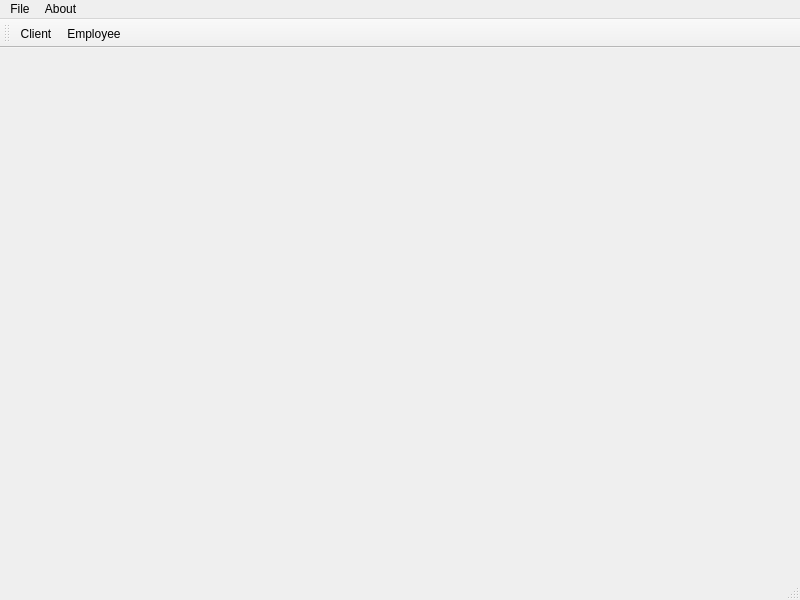
Above: mainwindow.ui from mariedegen/QtProject before the change. Below: the same form after it.
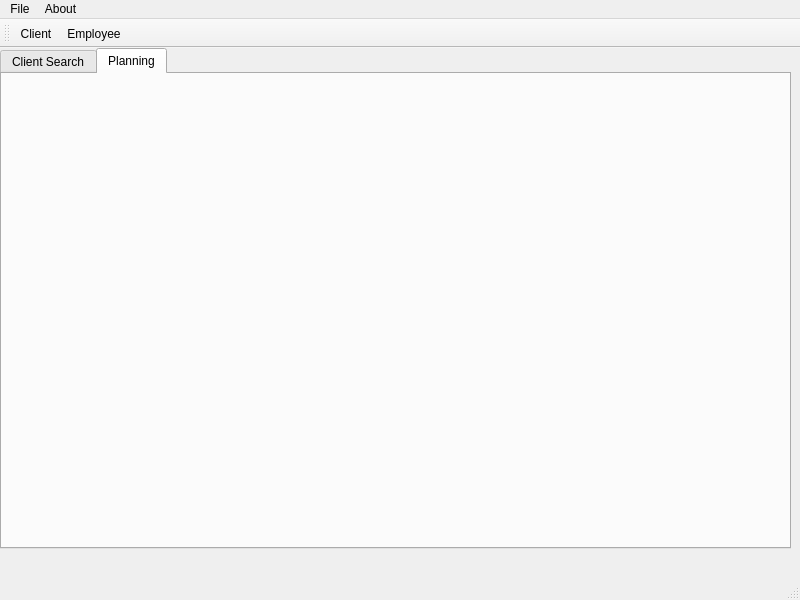
That is the form after the change. Icons and pictures are not drawn.

What changed in the file:
```diff
--- a/mainwindow.ui
+++ b/mainwindow.ui
@@ -17,7 +17,46 @@
    <iconset resource="tpqt.qrc">
     <normaloff>:/icon/unicorn.ico</normaloff>:/icon/unicorn.ico</iconset>
   </property>
-  <widget class="QWidget" name="centralWidget"/>
+  <widget class="QWidget" name="centralWidget">
+   <widget class="QTabWidget" name="tabWidget">
+    <property name="geometry">
+     <rect>
+      <x>0</x>
+      <y>0</y>
+      <width>791</width>
+      <height>501</height>
+     </rect>
+    </property>
+    <property name="locale">
+     <locale language="English" country="UnitedStates"/>
+    </property>
+    <property name="currentIndex">
+     <number>1</number>
+    </property>
+    <property name="documentMode">
+     <bool>false</bool>
+    </property>
+    <property name="tabsClosable">
+     <bool>false</bool>
+    </property>
+    <property name="movable">
+     <bool>false</bool>
+    </property>
+    <property name="tabBarAutoHide">
+     <bool>false</bool>
+    </property>
+    <widget class="QWidget" name="ClientSearch">
+     <attribute name="title">
+      <string>Client Search</string>
+     </attribute>
+    </widget>
+    <widget class="QWidget" name="planning">
+     <attribute name="title">
+      <string>Planning</string>
+     </attribute>
+    </widget>
+   </widget>
+  </widget>
   <widget class="QMenuBar" name="menuBar">
    <property name="geometry">
     <rect>
```
Left out of the diff: 14 changed lines with no effect on the pictures.
